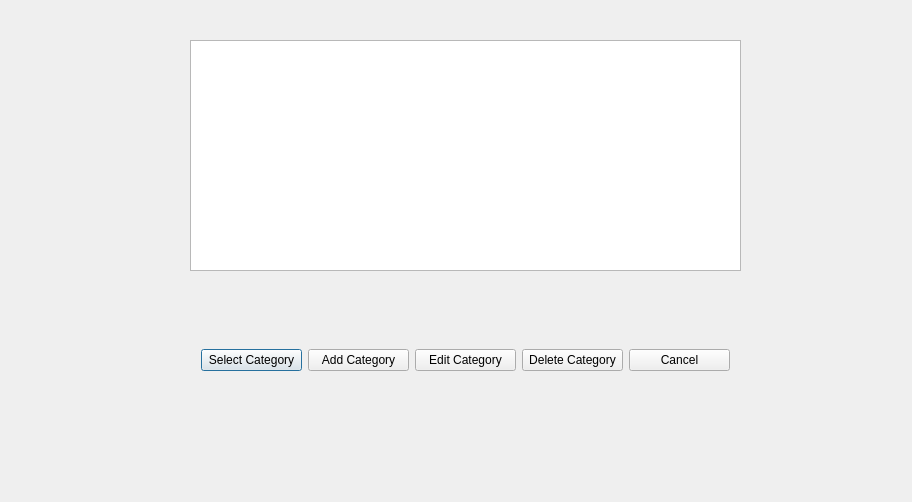
Before: the Qt Designer form BudgetManagementQtVS/BudgetManagementQtVS/CategorySelectionView.ui in Greexoff/Budget-Management-App, drawn with Qt 5.
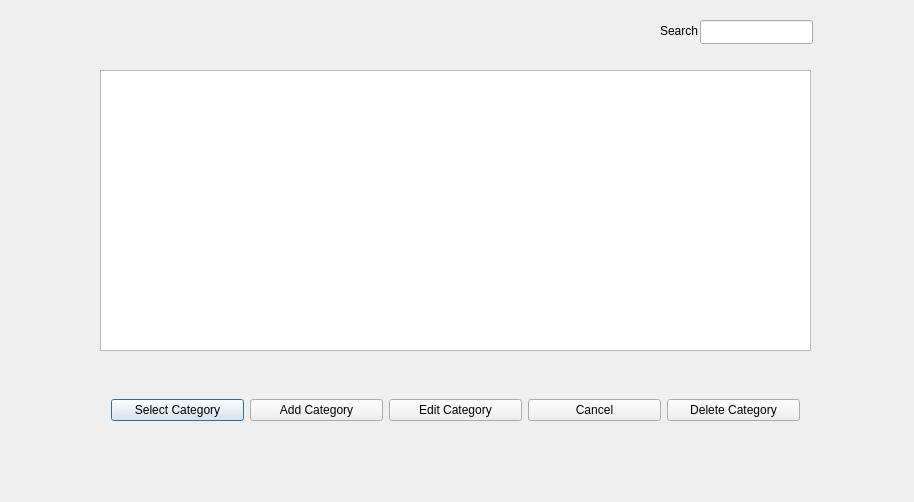
After: the same form once the commit is applied.

What changed in the file:
```diff
--- a/BudgetManagementQtVS/BudgetManagementQtVS/CategorySelectionView.ui
+++ b/BudgetManagementQtVS/BudgetManagementQtVS/CategorySelectionView.ui
@@ -6,7 +6,7 @@
    <rect>
     <x>0</x>
     <y>0</y>
-    <width>912</width>
+    <width>914</width>
     <height>502</height>
    </rect>
   </property>
@@ -16,10 +16,10 @@
   <widget class="QWidget" name="horizontalLayoutWidget">
    <property name="geometry">
     <rect>
-     <x>190</x>
-     <y>320</y>
-     <width>551</width>
-     <height>80</height>
+     <x>100</x>
+     <y>380</y>
+     <width>711</width>
+     <height>61</height>
     </rect>
    </property>
    <layout class="QHBoxLayout" name="horizontalLayout">
@@ -44,13 +44,6 @@
       </property>
      </widget>
     </item>
-    <item>
-     <widget class="QPushButton" name="deleteCategoryButton">
-      <property name="text">
-       <string>Delete Category</string>
-      </property>
-     </widget>
-    </item>
     <item>
      <widget class="QPushButton" name="cancelButton">
       <property name="text">
@@ -58,15 +51,45 @@
       </property>
      </widget>
     </item>
+    <item>
+     <widget class="QPushButton" name="deleteCategoryButton">
+      <property name="text">
+       <string>Delete Category</string>
+      </property>
+     </widget>
+    </item>
    </layout>
   </widget>
   <widget class="QListWidget" name="categoriesList">
    <property name="geometry">
     <rect>
-     <x>190</x>
-     <y>40</y>
-     <width>551</width>
-     <height>231</height>
+     <x>100</x>
+     <y>70</y>
+     <width>711</width>
+     <height>281</height>
+    </rect>
+   </property>
+  </widget>
+  <widget class="QLabel" name="label">
+   <property name="geometry">
+    <rect>
+     <x>660</x>
+     <y>20</y>
+     <width>41</width>
+     <height>21</height>
+    </rect>
+   </property>
+   <property name="text">
+    <string>Search</string>
+   </property>
+  </widget>
+  <widget class="QLineEdit" name="searchLineEdit">
+   <property name="geometry">
+    <rect>
+     <x>700</x>
+     <y>20</y>
+     <width>113</width>
+     <height>24</height>
     </rect>
    </property>
   </widget>
```
